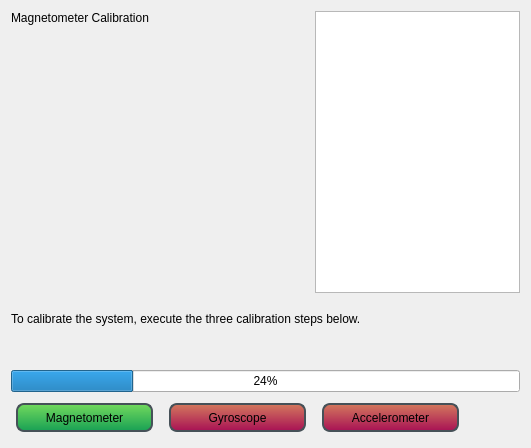
Before: the Qt Designer form src/ui/px4_configuration/QGCPX4SensorCalibration.ui in mavlink/qgroundcontrol, drawn with Qt 5.
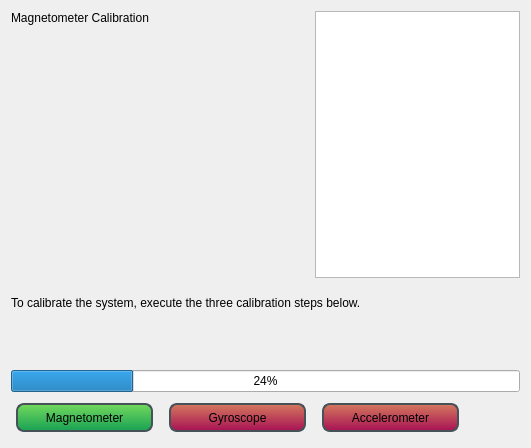
After: the same form once the commit is applied. Icons and pictures are not drawn.

Commit message: Many more fixes on calibration, starts to actually do something

```diff
--- a/src/ui/px4_configuration/QGCPX4SensorCalibration.ui
+++ b/src/ui/px4_configuration/QGCPX4SensorCalibration.ui
@@ -36,7 +36,20 @@
     border: 2px solid #465158;
 }</string>
   </property>
-  <layout class="QGridLayout" name="gridLayout" rowstretch="1,20,3,2,1,1" columnstretch="30,15,5">
+  <layout class="QGridLayout" name="gridLayout" rowstretch="1,20,3,2,1,1,0" columnstretch="30,15,5">
+   <item row="6" column="2">
+    <spacer name="horizontalSpacer">
+     <property name="orientation">
+      <enum>Qt::Horizontal</enum>
+     </property>
+     <property name="sizeHint" stdset="0">
+      <size>
+       <width>40</width>
+       <height>20</height>
+      </size>
+     </property>
+    </spacer>
+   </item>
    <item row="0" column="0">
     <widget class="QLabel" name="titleLabel">
      <property name="text">
@@ -44,27 +57,7 @@
      </property>
     </widget>
    </item>
-   <item row="0" column="1" rowspan="2" colspan="2">
-    <widget class="QPlainTextEdit" name="textView"/>
-   </item>
-   <item row="1" column="0">
-    <widget class="QLabel" name="iconLabel">
-     <property name="text">
-      <string/>
-     </property>
-     <property name="scaledContents">
-      <bool>true</bool>
-     </property>
-    </widget>
-   </item>
-   <item row="2" column="0" colspan="2">
-    <widget class="QLabel" name="instructionLabel">
-     <property name="text">
-      <string>To calibrate the system, execute the three calibration steps below.</string>
-     </property>
-    </widget>
-   </item>
-   <item row="3" column="0" colspan="3">
+   <item row="4" column="0" colspan="3">
     <spacer name="verticalSpacer">
      <property name="orientation">
       <enum>Qt::Vertical</enum>
@@ -77,14 +70,24 @@
      </property>
     </spacer>
    </item>
-   <item row="4" column="0" colspan="3">
+   <item row="3" column="0" colspan="2">
+    <widget class="QLabel" name="instructionLabel">
+     <property name="text">
+      <string/>
+     </property>
+    </widget>
+   </item>
+   <item row="5" column="0" colspan="3">
     <widget class="QProgressBar" name="progressBar">
      <property name="value">
       <number>24</number>
      </property>
     </widget>
    </item>
-   <item row="5" column="0" colspan="2">
+   <item row="0" column="1" rowspan="2" colspan="2">
+    <widget class="QPlainTextEdit" name="textView"/>
+   </item>
+   <item row="6" column="0" colspan="2">
     <layout class="QHBoxLayout" name="horizontalLayout">
      <item>
       <widget class="QPushButton" name="magButton">
@@ -121,10 +124,10 @@
      </item>
     </layout>
    </item>
-   <item row="5" column="2">
-    <spacer name="horizontalSpacer">
-     <property name="orientation">
-      <enum>Qt::Horizontal</enum>
+   <item row="1" column="0">
+    <widget class="QLabel" name="iconLabel">
+     <property name="text">
+      <string/>
      </property>
      <property name="sizeHint" stdset="0">
       <size>
@@ -132,7 +135,14 @@
        <height>20</height>
       </size>
      </property>
-    </spacer>
+    </widget>
+   </item>
+   <item row="2" column="0" colspan="3">
+    <widget class="QLabel" name="calibrationExplanationLabel">
+     <property name="text">
+      <string>To calibrate the system, execute the three calibration steps below.</string>
+     </property>
+    </widget>
    </item>
   </layout>
  </widget>
```
Left out of the diff: 7 changed lines with no effect on the pictures. The commit also changes 4 other files.
